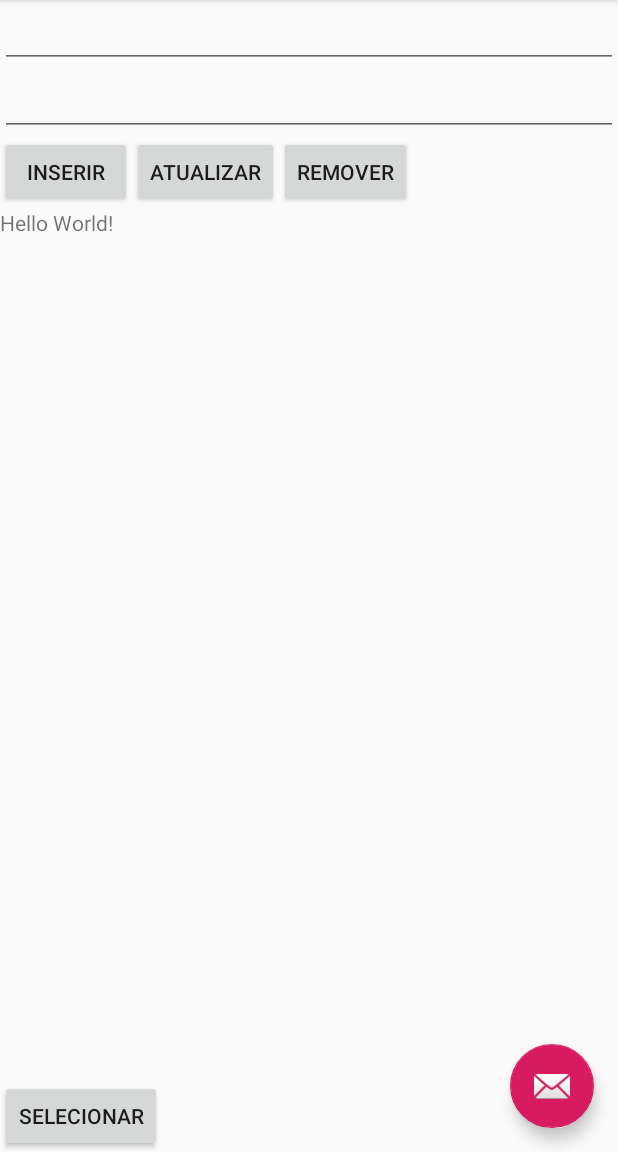
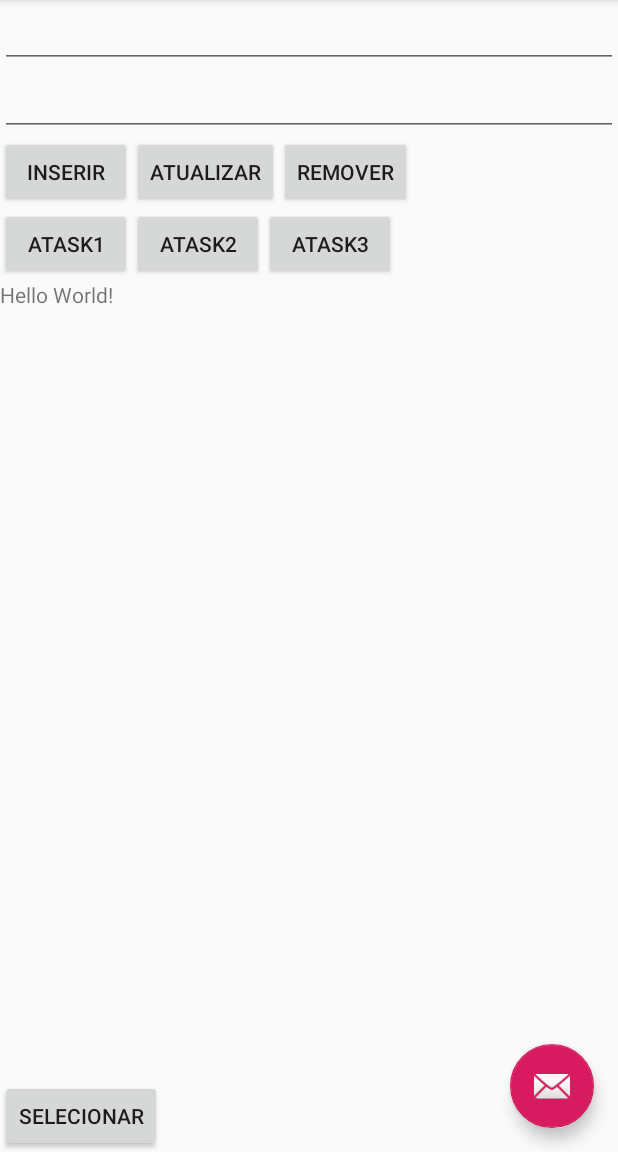
Before and after one commit to xEdson/learnAndroid, an Android app: the fragment DatabaseFragment placed in its activity, on a phone screen of 412 x 824 dp, the part 84-1236 px from its top. Run offline under Robolectric (Android 15) with nearby library versions, the phone set to English and light mode, and no system bars.

Commit message:
database atualizado

```diff
--- a/app/src/main/java/e196244_r176519/ft/unicamp/br/aula03/MainActivity.java
+++ b/app/src/main/java/e196244_r176519/ft/unicamp/br/aula03/MainActivity.java
@@ -153,21 +153,25 @@ public class MainActivity extends AppCompatActivity
             replaceFragment(puzzleFragment, "alunos");
 
         } else if (id == R.id.jogo2) {
+            toast = Toast.makeText(contexto, "Jogo 2", Toast.LENGTH_SHORT);
             NameFragment nameFragment = (NameFragment) fragmentManager.findFragmentByTag("name");
             if (nameFragment == null) {
                 nameFragment = new NameFragment();
             }
             replaceFragment(nameFragment, "name");
         } else if (id == R.id.Assets) {
+            toast = Toast.makeText(contexto, "Assets", Toast.LENGTH_SHORT);
             Fragment assets = (Assets) fragmentManager.findFragmentByTag("Assets");
             if (assets == null) {
                 assets = new Assets();
             }
             replaceFragment(assets, "Assets");
         } else if (id == R.id.newAct) {
+            toast = Toast.makeText(contexto, "new Act", Toast.LENGTH_SHORT);
             Intent intent = new Intent(this, kotlinActivity.class);
             startActivity(intent);
         } else if (id == R.id.database) {
+            toast = Toast.makeText(contexto, "Database", Toast.LENGTH_SHORT);
             Fragment bd = fragmentManager.findFragmentByTag("db");
             if (bd == null)
                 bd = new DatabaseFragment();
--- a/app/src/main/java/e196244_r176519/ft/unicamp/br/aula03/Puzzle2/Assets.java
+++ b/app/src/main/java/e196244_r176519/ft/unicamp/br/aula03/Puzzle2/Assets.java
@@ -68,7 +68,7 @@ public class Assets extends Fragment {
 
             } while (cursor.moveToNext());
             if (numAcertos != 0 || numErros != 0)
-                saida.setText("Porcentagem de erros: " + (100 * numAcertos) / (numAcertos + numErros) + "%");
+                saida.setText("Porcentagem de Acertos: " + (100 * numAcertos) / (numAcertos + numErros) + "%");
 
         }else{
             saida.setText("Porcentagem de erros: sem dados suficienres");
@@ -82,9 +82,9 @@ public class Assets extends Fragment {
         Cursor cursor = sqLiteDatabase.rawQuery(sql, null);
 
         if (cursor.moveToFirst())
-            saida.setText("Nome mais errado: " + cursor.getString(cursor.getColumnIndex("Nome")));
+            saida.setText("Nome que mais fez o jogador errar: " + cursor.getString(cursor.getColumnIndex("Nome")));
         else
-            saida.setText("Nome mais errado: sem dados suficienres");
+            saida.setText("Nome que mais fez o jogador errar: sem dados suficienres");
         cursor.close();
     }
     public void onSelecionarPessoaMaisErrada() {
--- a/app/src/main/res/layout/fragment_database.xml
+++ b/app/src/main/res/layout/fragment_database.xml
@@ -45,6 +45,35 @@
             />
     </LinearLayout>
 
+
+    <LinearLayout
+        android:orientation="horizontal"
+        android:layout_width="match_parent"
+        android:layout_height="wrap_content">
+
+        <Button
+            android:id="@+id/btnATask1"
+            android:text="ATask1"
+            android:layout_width="wrap_content"
+            android:layout_height="wrap_content"
+            />
+
+        <Button
+            android:id="@+id/btnATask2"
+            android:text="ATask2"
+            android:layout_width="wrap_content"
+            android:layout_height="wrap_content"
+            />
+
+        <Button
+            android:id="@+id/btnATask3"
+            android:text="ATask3"
+            android:layout_width="wrap_content"
+            android:layout_height="wrap_content"
+            />
+    </LinearLayout>
+
+
     <TextView
         android:id="@+id/txtOutput"
         android:layout_width="match_parent"
```
Also changed, not shown: app/src/main/java/e196244_r176519/ft/unicamp/br/aula03/DataBase/DatabaseFragment.java (+149 -6 lines).
